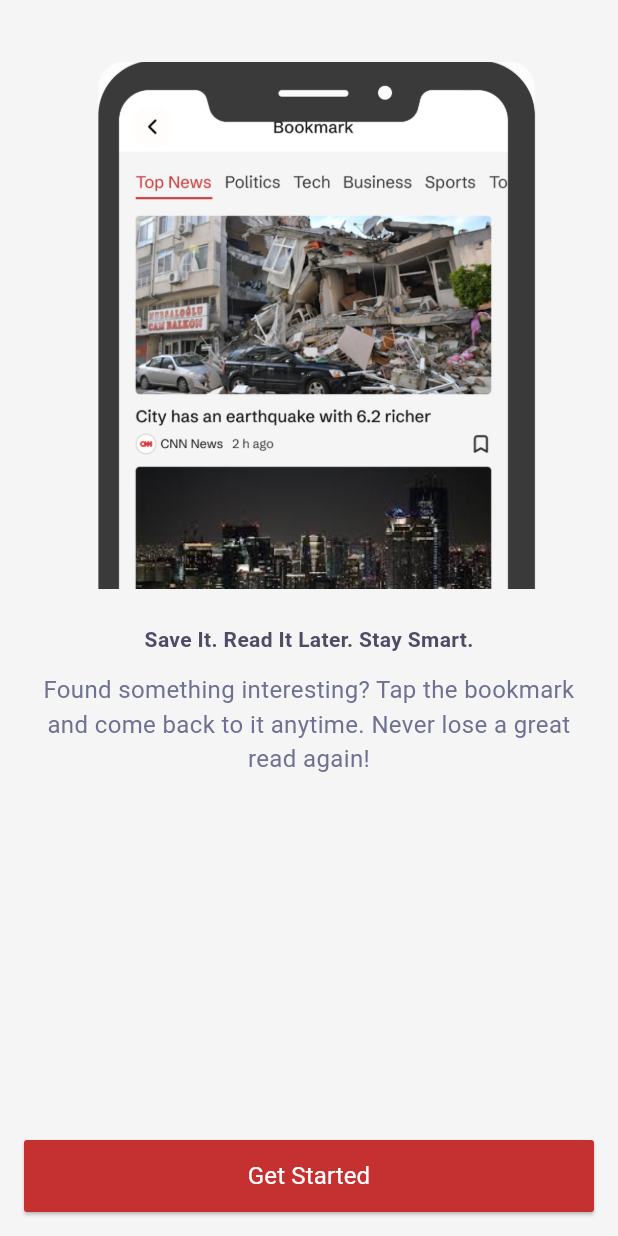
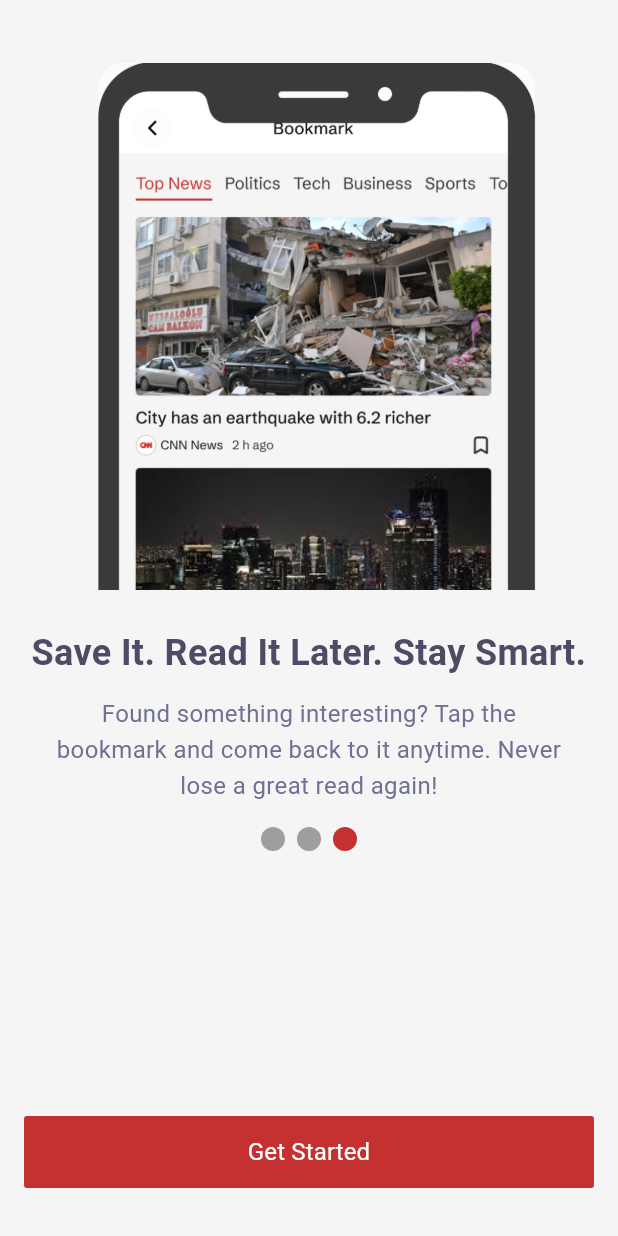
Before and after one commit to HossamEzzat/newsapp, a Flutter app: the screen it shows after launch, swiped to page 3, on a phone screen of 412 x 824 dp. Run offline on Flutter 3.47's test engine with Material 3 defaults, Android fonts, the phone set to English and light mode, and no system bars; drawn by our look-alikes of smooth_page_indicator.

```diff
--- /dev/null
+++ b/lib/controller/onboarding_controller.dart
@@ -0,0 +1,33 @@
+import 'package:flutter/material.dart';
+
+class OnboardingController with ChangeNotifier {
+  late PageController pageController;
+  int _currentPage = 0;
+
+  int get currentPage => _currentPage;
+
+  OnboardingController() {
+    pageController = PageController();
+  }
+
+  void nextPage() {
+    if (_currentPage < 2) { // Assuming 3 pages (0,1,2)
+      pageController.nextPage(
+        duration: Duration(milliseconds: 1200),
+        curve: Curves.ease,
+      );
+    }
+  }
+
+  void updateCurrentPage(int page) {
+    _currentPage = page;
+    notifyListeners();
+  }
+
+  bool get isLastPage => _currentPage == 2;
+
+  void dispose() {
+    pageController.dispose();
+    super.dispose();
+  }
+}
--- a/lib/core/app_theme.dart
+++ b/lib/core/app_theme.dart
@@ -1,10 +1,14 @@
 import 'package:flutter/material.dart';
 
-ThemeData appTheme=ThemeData(
-    scaffoldBackgroundColor: Color(0xfff5f5f5),
+ThemeData appTheme = ThemeData(
+  scaffoldBackgroundColor: Color(0xfff5f5f5),
   textButtonTheme: TextButtonThemeData(
-    style: TextButton.styleFrom(
-       foregroundColor: Color(0xffC53030),
-    )
-  )
+    style: TextButton.styleFrom(foregroundColor: Color(0xffC53030)),
+  ),
+  bottomNavigationBarTheme: BottomNavigationBarThemeData(
+    backgroundColor: Color(0xffF6F7F9),
+    selectedItemColor: Color(0xffC53030),
+    unselectedItemColor: Color(0xff363636),
+    type: BottomNavigationBarType.fixed,
+  ),
 );
--- a/lib/feature/onboarding/onboarding_screen.dart
+++ b/lib/feature/onboarding/onboarding_screen.dart
@@ -1,5 +1,11 @@
 import 'package:flutter/material.dart';
+import 'package:newsapp/feature/main_screen/MainScreen.dart';
+import 'package:provider/provider.dart';
 import 'package:newsapp/feature/onboarding/models/onboarding_model.dart';
+import 'package:smooth_page_indicator/smooth_page_indicator.dart';
+
+import '../../controller/onboarding_controller.dart';
+import '../home/homescreen.dart';
 
 class OnboardingScreen extends StatefulWidget {
   @override
@@ -7,33 +13,50 @@ class OnboardingScreen extends StatefulWidget {
 }
 
 class _OnboardingScreenState extends State<OnboardingScreen> {
-  late PageController pageController;
-
   @override
   void initState() {
     super.initState();
-    pageController = PageController();
+    // Initialize page listener after build
+    WidgetsBinding.instance.addPostFrameCallback((_) {
+      final controller = Provider.of<OnboardingController>(
+        context,
+        listen: false,
+      );
+      controller.pageController.addListener(_pageListener);
+    });
   }
 
-  @override
-  void dispose() {
-    pageController.dispose();
-    super.dispose();
+  void _pageListener() {
+    final controller = Provider.of<OnboardingController>(
+      context,
+      listen: false,
+    );
+    if (controller.pageController.page != null) {
+      controller.updateCurrentPage(controller.pageController.page!.round());
+    }
   }
 
   void _navigateToHome() {
-    //Navigator.pushReplacement(context, MaterialPageRoute(builder: (context)=>Home()));
+    Navigator.pushReplacement(
+      context,
+      MaterialPageRoute(builder: (context) => Mainscreen()),
+    );
   }
 
   @override
   Widget build(BuildContext context) {
-    return Scaffold(
-      body: PageView.builder(
-        controller: pageController,
+    return ChangeNotifierProvider(
+      create: (context) => OnboardingController(),
+      child: Scaffold(
+        body: Consumer<OnboardingController>(
+          builder: (context, controller, child) {
+            return PageView.builder(
+              controller: controller.pageController,
               itemCount: OnboardingModel.onboardingList.length,
               itemBuilder: (BuildContext context, int index) {
                 final model = OnboardingModel.onboardingList[index];
-          final isLastPage = index == OnboardingModel.onboardingList.length - 1;
+                final isLastPage =
+                    index == OnboardingModel.onboardingList.length - 1;
 
                 return Padding(
                   padding: const EdgeInsets.all(16),
@@ -41,66 +64,108 @@ class _OnboardingScreenState extends State<OnboardingScreen> {
                     children: [
                       Align(
                         alignment: Alignment.topRight,
-                  child:  isLastPage ? SizedBox(height: 25,) :TextButton(
+                        child: isLastPage
+                            ? SizedBox(height: 25)
+                            : TextButton(
                                 onPressed: _navigateToHome,
                                 child: Text(
                                   "Skip",
                                   style: TextStyle(
                                     fontSize: 16,
                                     fontWeight: FontWeight.w400,
+                                    color: Color(0xffC53030),
                                   ),
                                 ),
                               ),
                       ),
-                Image.asset(model.image),
+                      Expanded(
+                        flex: 2,
+                        child: Image.asset(model.image, fit: BoxFit.contain),
+                      ),
                       SizedBox(height: 24),
                       Text(
                         model.title,
                         style: TextStyle(
                           fontWeight: FontWeight.w700,
                           color: Color(0xff4E4B66),
+                          fontSize: 24, // Added font size for title
                         ),
+                        textAlign: TextAlign.center,
                       ),
                       SizedBox(height: 12),
-                Text(
+                      Padding(
+                        padding: const EdgeInsets.symmetric(horizontal: 16),
+                        child: Text(
                           model.desc,
                           style: TextStyle(
                             fontWeight: FontWeight.w400,
                             color: Color(0xff6E7191),
                             fontSize: 16,
+                            height:
+                                1.5, // Added line height for better readability
                           ),
                           textAlign: TextAlign.center,
                         ),
+                      ),
+                      SizedBox(height: 15),
+                      SmoothPageIndicator(
+                        controller: controller.pageController,
+                        // PageController
+                        count: 3,
+                        effect: SwapEffect(
+                          dotColor: Colors.grey,
+                          activeDotColor: Color(0xffC53030),
+                        ),
+                      ),
                       Spacer(),
-                ElevatedButton(
+                      SizedBox(
+                        width: double.infinity,
+                        height: 48,
+                        child: ElevatedButton(
                           onPressed: () {
                             if (!isLastPage) {
-                      pageController.nextPage(
-                        duration: Duration(milliseconds: 500),
-                        curve: Curves.bounceInOut,
-                      );
+                              controller.nextPage();
                             } else {
                               _navigateToHome();
                             }
                           },
                           style: ElevatedButton.styleFrom(
-                    fixedSize: Size(MediaQuery.of(context).size.width, 48),
                             backgroundColor: Color(0xffC53030),
                             foregroundColor: Colors.white,
                             shape: RoundedRectangleBorder(
                               borderRadius: BorderRadius.circular(2),
                             ),
+                            elevation: 0, // Added elevation for consistency
                           ),
                           child: Text(
                             isLastPage ? "Get Started" : "Next",
-                    style: TextStyle(fontWeight: FontWeight.w400, fontSize: 16),
+                            style: TextStyle(
+                              fontWeight: FontWeight.w400,
+                              fontSize: 16,
                             ),
                           ),
+                        ),
+                      ),
+                      SizedBox(height: 16),
+                      // Added bottom spacing for better layout
                     ],
                   ),
                 );
               },
+            );
+          },
+        ),
       ),
     );
   }
+
+  @override
+  void dispose() {
+    final controller = Provider.of<OnboardingController>(
+      context,
+      listen: false,
+    );
+    controller.pageController.removeListener(_pageListener);
+    super.dispose();
   }
+}
--- a/lib/main.dart
+++ b/lib/main.dart
@@ -1,8 +1,9 @@
 import 'package:flutter/material.dart';
+import 'package:provider/provider.dart';
 
+import 'controller/onboarding_controller.dart';
 import 'core/app_theme.dart';
 import 'feature/onboarding/onboarding_screen.dart';
-import 'feature/splash/splash_screen.dart';
 
 void main() {
   runApp(const MyApp());
@@ -14,10 +15,15 @@ class MyApp extends StatelessWidget {
   // This widget is the root of your application.
   @override
   Widget build(BuildContext context) {
-    return MaterialApp(
-      debugShowCheckedModeBanner: false,
-      theme: appTheme,
-      home: OnboardingScreen(),
+    return MultiProvider(
+      providers: [
+        ChangeNotifierProvider(create: (_) => OnboardingController()),
+      ],
+      child: MaterialApp(
+        debugShowCheckedModeBanner: false,
+        theme: appTheme,
+        home: OnboardingScreen(),
+      ),
     );
   }
 }
--- a/pubspec.yaml
+++ b/pubspec.yaml
@@ -34,6 +34,9 @@ dependencies:
   # The following adds the Cupertino Icons font to your application.
   # Use with the CupertinoIcons class for iOS style icons.
   cupertino_icons: ^1.0.8
+  provider:
+  smooth_page_indicator: ^1.2.1
+  http: ^1.5.0
 
 dev_dependencies:
   flutter_test:
```
Also changed, not shown: lib/core/data_source/remote_data/api_config.dart (added, +7 -0 lines), lib/core/data_source/remote_data/api_service.dart (added, +18 -0 lines), lib/feature/home/home_controller.dart (added, +52 -0 lines), lib/feature/home/homescreen.dart (added, +36 -0 lines), lib/feature/home/models/news_article_model.dart (added, +45 -0 lines), lib/feature/main_screen/MainScreen.dart (added, +44 -0 lines), pubspec.lock, 1 other file. Lines whose indentation alone changed are shown as unchanged.
